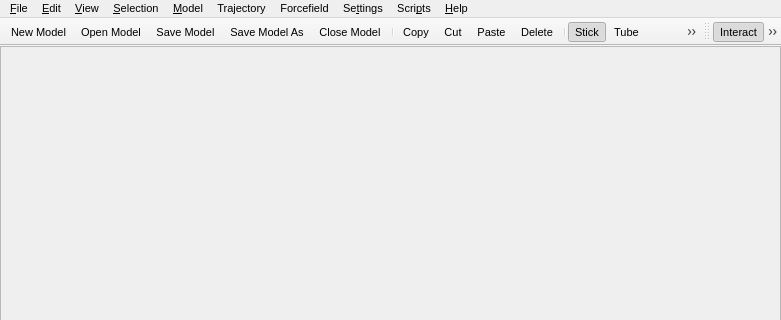
The window that trunk/src/gui/mainwindow.ui (trisyoungs/aten) describes before a commit, drawn with Qt 5; both pictures show x 0 to 781 and y 0 to 320 of the 781 by 563 pixel window.
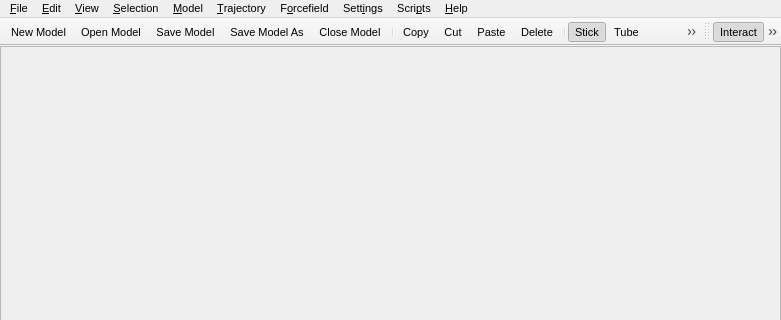
The same window after the commit. Icons and pictures are not drawn.

Commit message: Added option to Build widget to adjust bond tolerance. Doc update. Added some main menu shortcuts, and tweaked others. Removed old generator-related member functions and variables from ForcefieldAtom, and Forcefield::readGenerator function. Updated Forcefield::save() - now nearly complete.

```diff
--- a/trunk/src/gui/mainwindow.ui
+++ b/trunk/src/gui/mainwindow.ui
@@ -74,7 +74,7 @@
    </property>
    <widget class="QMenu" name="SettingsMenu">
     <property name="title">
-     <string>Se&amp;ttings</string>
+     <string>Sett&amp;ings</string>
     </property>
     <addaction name="actionPreferences"/>
     <addaction name="separator"/>
@@ -271,9 +271,9 @@
      <string>Scri&amp;pts</string>
     </property>
    </widget>
-   <widget class="QMenu" name="ExpressionMenu">
+   <widget class="QMenu" name="ForcefieldMenu">
     <property name="title">
-     <string>Forcefield</string>
+     <string>F&amp;orcefield</string>
     </property>
     <addaction name="actionOpenForcefield"/>
     <addaction name="separator"/>
@@ -290,9 +290,9 @@
     <addaction name="separator"/>
     <addaction name="actionModelAddDefaultPattern"/>
    </widget>
-   <widget class="QMenu" name="menuTrajectory">
+   <widget class="QMenu" name="TrajectoryMenu">
     <property name="title">
-     <string>Trajectory</string>
+     <string>&amp;Trajectory</string>
     </property>
     <addaction name="actionTrajectoryOpen"/>
     <addaction name="actionTrajectoryRemove"/>
@@ -315,8 +315,8 @@
    <addaction name="ViewMenu"/>
    <addaction name="AtomContextMenu"/>
    <addaction name="ModelMenu"/>
-   <addaction name="menuTrajectory"/>
-   <addaction name="ExpressionMenu"/>
+   <addaction name="TrajectoryMenu"/>
+   <addaction name="ForcefieldMenu"/>
    <addaction name="SettingsMenu"/>
    <addaction name="ScriptsMenu"/>
    <addaction name="HelpMenu"/>
```
Left out of the diff: 1 changed line with no effect on the pictures. The commit also changes 15 other files.
